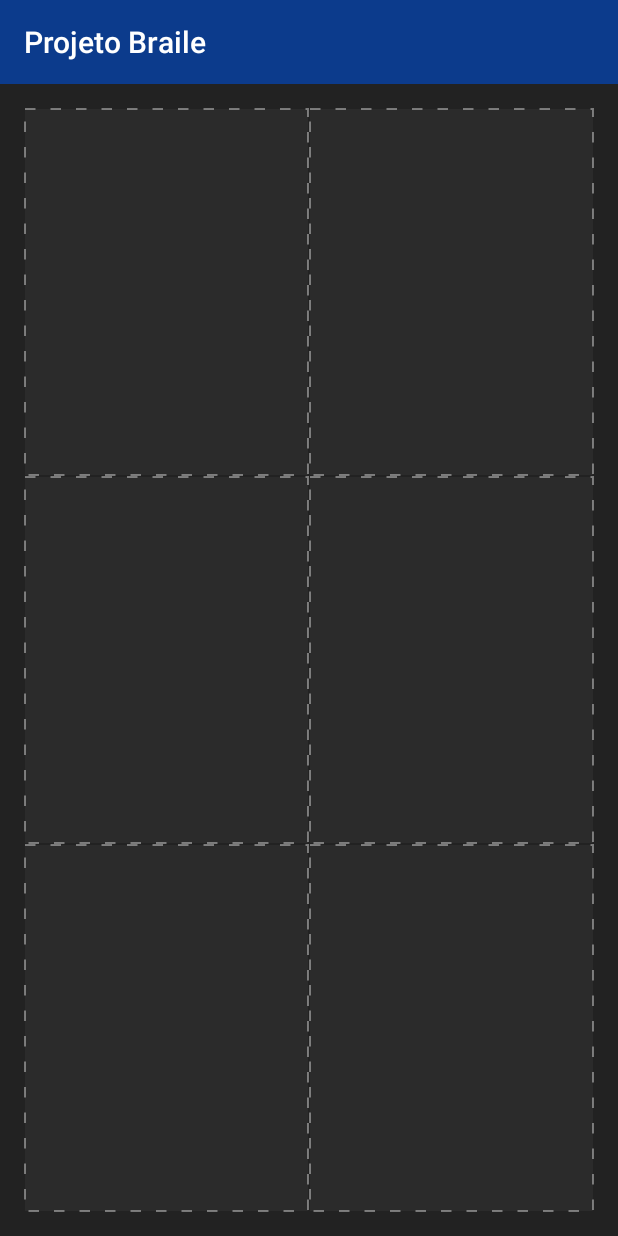
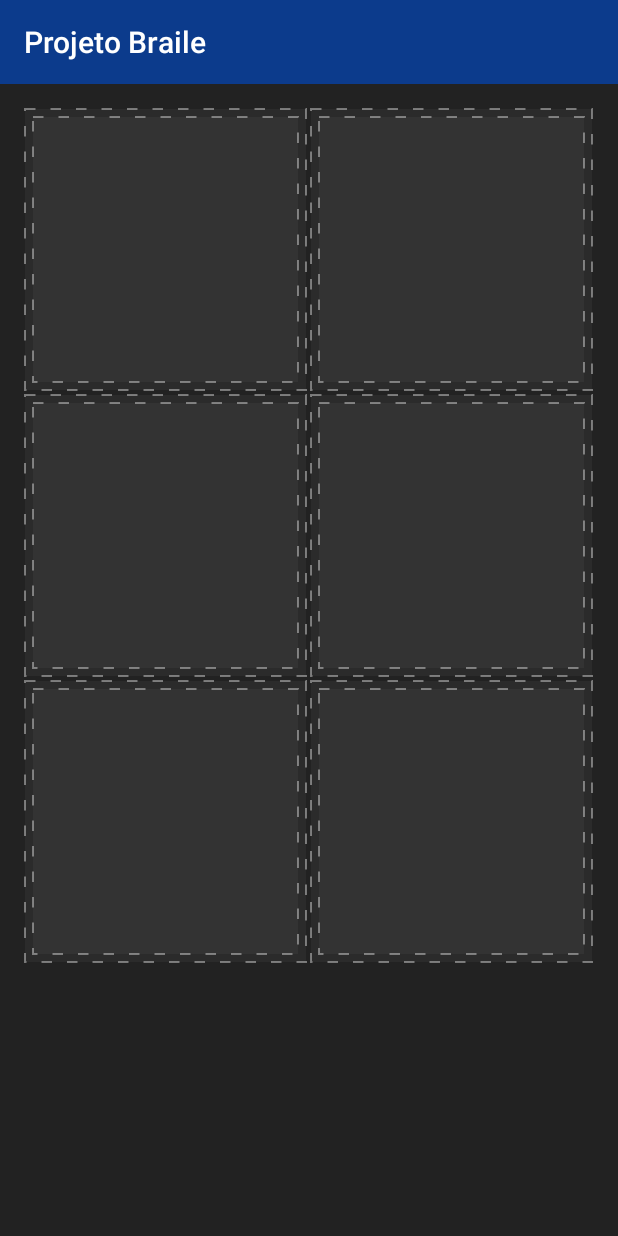
Before and after one commit to vctrodrigues/Braille-Tutor, an Android app: the screen it shows after launch (MainActivity), on a phone screen of 412 x 824 dp. Run offline under Robolectric (Android 15) with nearby library versions, the phone set to English and light mode, and no system bars.

```diff
--- a/app/build.gradle
+++ b/app/build.gradle
@@ -23,4 +23,5 @@ dependencies {
     compile fileTree(dir: 'libs', include: ['*.jar'])
     testCompile 'junit:junit:4.12'
     compile 'com.android.support:appcompat-v7:24.1.1'
+    compile 'com.android.support:design:24.1.1'
 }
--- a/app/src/main/AndroidManifest.xml
+++ b/app/src/main/AndroidManifest.xml
@@ -7,8 +7,10 @@
         android:icon="@mipmap/ic_launcher"
         android:label="@string/app_name"
         android:supportsRtl="true"
+        android:screenOrientation="portrait"
         android:theme="@style/MyMaterialTheme.Base">
-        <activity android:name=".apresentacao.activity.MainActivity">
+        <activity android:name=".apresentacao.activity.MainActivity"
+            android:screenOrientation="portrait">
             <intent-filter>
                 <action android:name="android.intent.action.MAIN" />
 
--- /dev/null
+++ b/app/src/main/java/br/edu/ifrn/projetobraile/MySingleton.java
@@ -0,0 +1,19 @@
+package br.edu.ifrn.projetobraile;
+
+import br.edu.ifrn.projetobraile.dominio.App;
+
+public final class MySingleton {
+
+    private static MySingleton instance = new MySingleton();
+    private static App app = new App();
+
+    private MySingleton() {
+        super();
+    }
+
+    public static App getApp() { return app; }
+    public static MySingleton getInstance() {
+        return instance;
+    }
+
+}
--- a/app/src/main/java/br/edu/ifrn/projetobraile/apresentacao/activity/MainActivity.java
+++ b/app/src/main/java/br/edu/ifrn/projetobraile/apresentacao/activity/MainActivity.java
@@ -1,30 +1,25 @@
 package br.edu.ifrn.projetobraile.apresentacao.activity;
 
-import android.content.DialogInterface;
-import android.media.Image;
 import android.support.v7.app.AppCompatActivity;
 import android.os.Bundle;
 import android.support.v7.widget.Toolbar;
-import android.util.DisplayMetrics;
 import android.view.View;
-import android.widget.Button;
+import android.widget.GridView;
 import android.widget.ImageButton;
 
+import java.util.ArrayList;
+import java.util.List;
+
 import br.edu.ifrn.projetobraile.R;
+import br.edu.ifrn.projetobraile.apresentacao.extras.GridAdapter;
+import br.edu.ifrn.projetobraile.apresentacao.extras.MyImageButton;
 import br.edu.ifrn.projetobraile.dominio.App;
 
 public class MainActivity extends AppCompatActivity {
 
     private Toolbar toolbar;
 
-    private ImageButton btn_1;
-    private ImageButton btn_2;
-    private ImageButton btn_3;
-    private ImageButton btn_4;
-    private ImageButton btn_5;
-    private ImageButton btn_6;
-
-    private View.OnClickListener onClickListener;
+    private GridView gridView;
 
     private App app;
 
@@ -34,58 +29,26 @@ public class MainActivity extends AppCompatActivity {
         setContentView(R.layout.activity_main);
 
         initViews();
-        setupListeners();
     }
 
     private void initViews() {
         toolbar = (Toolbar) findViewById(R.id.toolbar_main);
         setSupportActionBar(toolbar);
 
-        btn_1 = (ImageButton) findViewById(R.id.btn_1);
-        btn_2 = (ImageButton) findViewById(R.id.btn_2);
-        btn_3 = (ImageButton) findViewById(R.id.btn_3);
-        btn_4 = (ImageButton) findViewById(R.id.btn_4);
-        btn_5 = (ImageButton) findViewById(R.id.btn_5);
-        btn_6 = (ImageButton) findViewById(R.id.btn_6);
-    }
+        gridView = (GridView)findViewById(R.id.main_gridview);
 
-    private void setupListeners() {
-        btn_1.setOnClickListener(onClickListener);
-        btn_2.setOnClickListener(onClickListener);
-        btn_3.setOnClickListener(onClickListener);
-        btn_4.setOnClickListener(onClickListener);
-        btn_5.setOnClickListener(onClickListener);
-        btn_6.setOnClickListener(onClickListener);
+        List<View> list = new ArrayList<>();
+        list.add(new MyImageButton(this));
+        list.add(new MyImageButton(this));
+        list.add(new MyImageButton(this));
+        list.add(new MyImageButton(this));
+        list.add(new MyImageButton(this));
+        list.add(new MyImageButton(this));
 
-        onClickListener = new View.OnClickListener() {
-            @Override
-            public void onClick(View view) {
-                switch(view.getId()) {
-                    case R.id.btn_1:
-                        app.addBraille("1");
-                        break;
-                    case R.id.btn_2:
-                        app.addBraille("2");
-                        break;
-                    case R.id.btn_3:
-                        app.addBraille("3");
-                        break;
-                    case R.id.btn_4:
-                        app.addBraille("4");
-                        break;
-                    case R.id.btn_5:
-                        app.addBraille("5");
-                        break;
-                    case R.id.btn_6:
-                        app.addBraille("6");
-                        break;
-                    default:
-                        //show error message
-                        break;
-                }
-            }
-        };
+        gridView.setAdapter(new GridAdapter(this, list));
     }
 
 
+
+
 }
--- /dev/null
+++ b/app/src/main/java/br/edu/ifrn/projetobraile/apresentacao/extras/GridAdapter.java
@@ -0,0 +1,73 @@
+package br.edu.ifrn.projetobraile.apresentacao.extras;
+
+import android.content.ClipData;
+import android.content.Context;
+import android.view.LayoutInflater;
+import android.view.View;
+import android.view.ViewGroup;
+import android.widget.BaseAdapter;
+import android.widget.ImageButton;
+
+import java.util.ArrayList;
+import java.util.List;
+
+import br.edu.ifrn.projetobraile.MySingleton;
+import br.edu.ifrn.projetobraile.R;
+
+public class GridAdapter extends BaseAdapter {
+
+    private List<View> mViews = new ArrayList<>();
+    private LayoutInflater mInflater;
+
+    private Context context;
+
+    public GridAdapter(Context context, List<View> mViews) {
+
+        mInflater = LayoutInflater.from(context);
+        this.mViews = mViews;
+        this.context = context;
+
+    }
+
+    @Override
+    public int getCount() {
+        return mViews.size();
+    }
+
+    @Override
+    public View getItem(int i) {
+        return mViews.get(i);
+    }
+
+    @Override
+    public long getItemId(int i) {
+        return R.drawable.bg_btn;
+    }
+
+    @Override
+    public View getView(int i, View view, ViewGroup viewGroup) {
+        View v = view;
+        final MyImageButton myImageButton;
+
+        if (v == null) {
+            v = mInflater.inflate(R.layout.main_grid_items, viewGroup, false);
+            v.setTag(R.id.btn, v.findViewById(R.id.btn));
+        }
+
+        View item = getItem(i);
+
+        myImageButton = (MyImageButton) v.getTag(R.id.btn);
+        myImageButton.setBackground(context.getResources().getDrawable(R.drawable.bg_btn));
+
+        myImageButton.setPosRef(i);
+
+        myImageButton.setOnClickListener(new View.OnClickListener() {
+            @Override
+            public void onClick(View view) {
+                MySingleton.getApp().addBraille(""+myImageButton.getPosRef());
+            }
+        });
+
+        return v;
+    }
+}
--- /dev/null
+++ b/app/src/main/java/br/edu/ifrn/projetobraile/apresentacao/extras/MyImageButton.java
@@ -0,0 +1,36 @@
+package br.edu.ifrn.projetobraile.apresentacao.extras;
+
+import android.content.Context;
+import android.util.AttributeSet;
+import android.widget.ImageButton;
+
+public class MyImageButton extends ImageButton {
+
+    private int posRef;
+
+    public MyImageButton(Context context) {
+        super(context);
+    }
+
+    public MyImageButton(Context context, AttributeSet attrs) {
+        super(context, attrs);
+    }
+
+    public MyImageButton(Context context, AttributeSet attrs, int defStyleAttr) {
+        super(context, attrs, defStyleAttr);
+    }
+
+    @Override
+    protected void onMeasure(int widthMeasureSpec, int heightMeasureSpec) {
+        super.onMeasure(widthMeasureSpec, heightMeasureSpec);
+        setMeasuredDimension(getMeasuredWidth(), getMeasuredWidth());
+    }
+
+    public int getPosRef() {
+        return posRef;
+    }
+
+    public void setPosRef(int posRef) {
+        this.posRef = ++posRef;
+    }
+}
--- a/app/src/main/res/layout/activity_main.xml
+++ b/app/src/main/res/layout/activity_main.xml
@@ -1,10 +1,14 @@
 <?xml version="1.0" encoding="utf-8"?>
-<RelativeLayout xmlns:android="http://schemas.android.com/apk/res/android"
+<android.support.v4.widget.DrawerLayout xmlns:android="http://schemas.android.com/apk/res/android"
     xmlns:tools="http://schemas.android.com/tools"
     android:layout_width="match_parent"
     android:layout_height="match_parent"
     xmlns:app="http://schemas.android.com/apk/res-auto"
     android:background="#222">
+
+    <RelativeLayout
+        android:layout_width="match_parent"
+        android:layout_height="match_parent">
 
         <android.support.v7.widget.Toolbar
             android:layout_width="match_parent"
@@ -30,75 +34,14 @@
                 android:layout_width="match_parent"
                 android:layout_height="match_parent">
 
-            <GridLayout
+                <GridView
+                    android:id="@+id/main_gridview"
                     android:layout_width="match_parent"
                     android:layout_height="match_parent"
-                android:columnCount="2"
-                android:rowCount="3">
-
-
-                <ImageButton
-                    android:layout_columnWeight="1"
-                    android:layout_rowWeight="1"
-                    android:layout_row="0"
-                    android:layout_column="0"
-                    android:layout_gravity="fill"
-                    android:background="@android:color/transparent"
-                    android:src="@drawable/bg_btn"
-                    android:id="@+id/btn_1" />
-
-                <ImageButton
-                    android:layout_columnWeight="1"
-                    android:layout_rowWeight="1"
-                    android:layout_row="0"
-                    android:layout_column="1"
-                    android:layout_gravity="fill"
-                    android:background="@android:color/transparent"
-                    android:src="@drawable/bg_btn"
-                    android:id="@+id/btn_2" />
-
-                <ImageButton
-                    android:layout_columnWeight="1"
-                    android:layout_rowWeight="1"
-                    android:layout_row="1"
-                    android:layout_column="0"
-                    android:layout_gravity="fill"
-                    android:background="@android:color/transparent"
-                    android:src="@drawable/bg_btn"
-                    android:id="@+id/btn_3" />
-
-                <ImageButton
-                    android:layout_columnWeight="1"
-                    android:layout_rowWeight="1"
-                    android:layout_row="1"
-                    android:layout_column="1"
-                    android:layout_gravity="fill"
-                    android:background="@android:color/transparent"
-                    android:src="@drawable/bg_btn"
-                    android:id="@+id/btn_4" />
-
-                <ImageButton
-                    android:layout_columnWeight="1"
-                    android:layout_rowWeight="1"
-                    android:layout_row="2"
-                    android:layout_column="0"
-                    android:layout_gravity="fill"
-                    android:background="@android:color/transparent"
-                    android:src="@drawable/bg_btn"
-                    android:id="@+id/btn_5" />
-
-                <ImageButton
-                    android:layout_columnWeight="1"
-                    android:layout_rowWeight="1"
-                    android:layout_row="2"
-                    android:layout_column="1"
-                    android:layout_gravity="fill"
-                    android:background="@android:color/transparent"
-                    android:src="@drawable/bg_btn"
-                    android:id="@+id/btn_6" />
-
-
-            </GridLayout>
+                    android:verticalSpacing="2dp"
+                    android:horizontalSpacing="2dp"
+                    android:stretchMode="columnWidth"
+                    android:numColumns="2" />
 
             </RelativeLayout>
 
@@ -121,3 +64,11 @@
         </FrameLayout>
 
     </RelativeLayout>
+
+    <android.support.design.widget.NavigationView
+        android:layout_width="wrap_content"
+        android:layout_height="match_parent"
+        android:layout_gravity="left"
+        />
+
+</android.support.v4.widget.DrawerLayout>
--- /dev/null
+++ b/app/src/main/res/layout/main_grid_items.xml
@@ -0,0 +1,15 @@
+<?xml version="1.0" encoding="utf-8"?>
+<RelativeLayout xmlns:android="http://schemas.android.com/apk/res/android"
+    android:layout_width="match_parent"
+    android:layout_height="match_parent"
+    android:background="@android:color/transparent">
+
+    <br.edu.ifrn.projetobraile.apresentacao.extras.MyImageButton
+        android:layout_width="match_parent"
+        android:layout_height="match_parent"
+        android:padding="5dp"
+        android:background="@android:color/transparent"
+        android:src="@drawable/bg_btn"
+        android:id="@+id/btn"/>
+
+</RelativeLayout>
```
Lines whose indentation alone changed are shown as unchanged.
